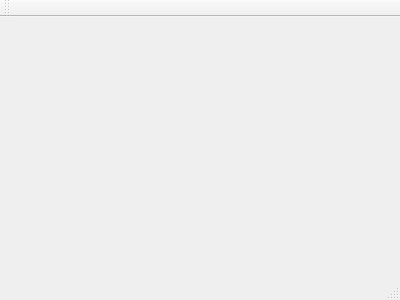
First picture: the form in FirstGUI/mainwindow.ui, repository k0305916/QTDemos, before the edit.
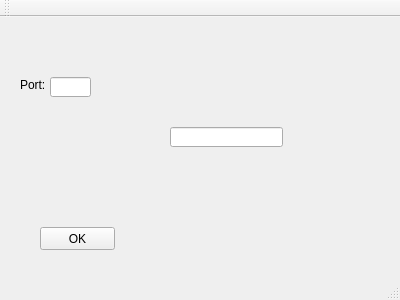
Second picture: the form after the edit.

Diff of the .ui file:
```diff
--- a/FirstGUI/mainwindow.ui
+++ b/FirstGUI/mainwindow.ui
@@ -12,13 +12,75 @@
   <property name="windowTitle" >
    <string>MainWindow</string>
   </property>
-  <widget class="QMenuBar" name="menuBar" />
-  <widget class="QToolBar" name="mainToolBar" />
-  <widget class="QWidget" name="centralWidget" />
-  <widget class="QStatusBar" name="statusBar" />
+  <widget class="QWidget" name="centralWidget">
+   <widget class="QLabel" name="label">
+    <property name="geometry">
+     <rect>
+      <x>20</x>
+      <y>60</y>
+      <width>31</width>
+      <height>16</height>
+     </rect>
+    </property>
+    <property name="text">
+     <string>Port:</string>
+    </property>
+   </widget>
+   <widget class="QPushButton" name="pushButton">
+    <property name="geometry">
+     <rect>
+      <x>40</x>
+      <y>210</y>
+      <width>75</width>
+      <height>23</height>
+     </rect>
+    </property>
+    <property name="text">
+     <string>OK</string>
+    </property>
+   </widget>
+   <widget class="QLineEdit" name="PortEdit">
+    <property name="geometry">
+     <rect>
+      <x>50</x>
+      <y>60</y>
+      <width>41</width>
+      <height>20</height>
+     </rect>
+    </property>
+   </widget>
+   <widget class="QLineEdit" name="lineEdit">
+    <property name="geometry">
+     <rect>
+      <x>170</x>
+      <y>110</y>
+      <width>113</width>
+      <height>20</height>
+     </rect>
+    </property>
+   </widget>
+  </widget>
+  <widget class="QMenuBar" name="menuBar">
+   <property name="geometry">
+    <rect>
+     <x>0</x>
+     <y>0</y>
+     <width>400</width>
+     <height>23</height>
+    </rect>
+   </property>
+  </widget>
+  <widget class="QToolBar" name="mainToolBar">
+   <attribute name="toolBarArea">
+    <enum>TopToolBarArea</enum>
+   </attribute>
+   <attribute name="toolBarBreak">
+    <bool>false</bool>
+   </attribute>
+  </widget>
+  <widget class="QStatusBar" name="statusBar"/>
  </widget>
- <layoutDefault spacing="6" margin="11" />
- <pixmapfunction></pixmapfunction>
+ <layoutdefault spacing="6" margin="11"/>
  <resources/>
  <connections/>
 </ui>
```
Left out of the diff: 7 changed lines with no effect on the pictures.
